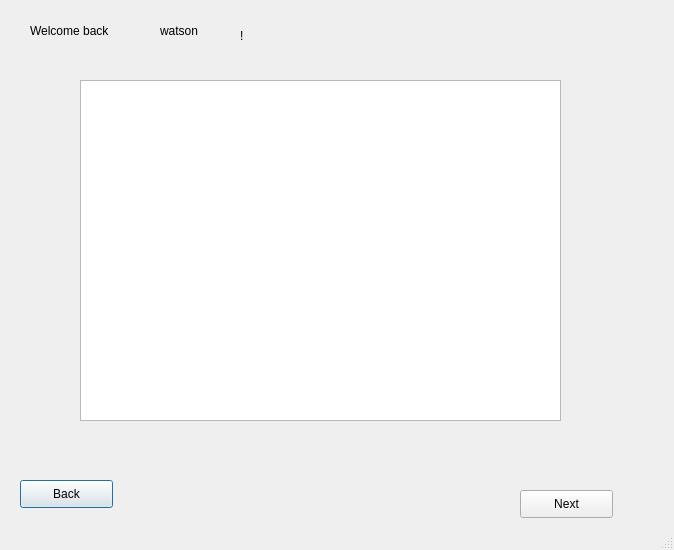
samaralrubaye/pythonProject1, file view/casesList.ui: the form before one commit.
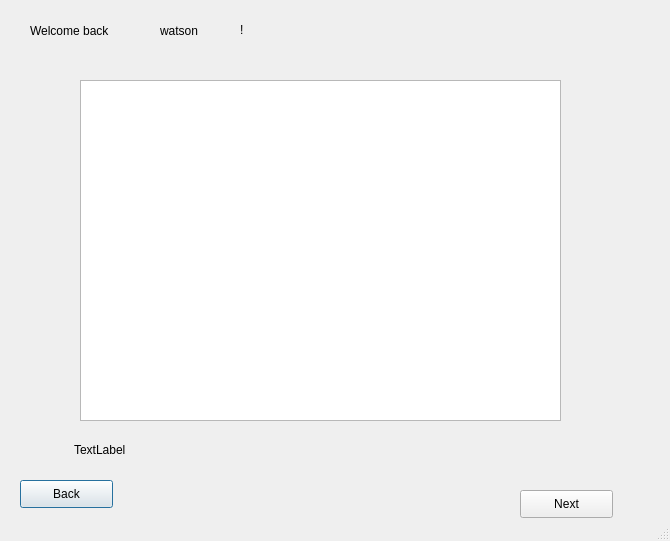
The form after the commit.

Diff of the .ui file:
```diff
--- a/view/casesList.ui
+++ b/view/casesList.ui
@@ -6,8 +6,8 @@
    <rect>
     <x>0</x>
     <y>0</y>
-    <width>674</width>
-    <height>550</height>
+    <width>670</width>
+    <height>541</height>
    </rect>
   </property>
   <property name="windowTitle">
@@ -86,14 +86,27 @@
     <rect>
      <x>240</x>
      <y>20</y>
-     <width>55</width>
-     <height>31</height>
+     <width>20</width>
+     <height>20</height>
     </rect>
    </property>
    <property name="text">
     <string>!</string>
    </property>
   </widget>
+  <widget class="QLabel" name="label_errormsg">
+   <property name="geometry">
+    <rect>
+     <x>74</x>
+     <y>440</y>
+     <width>411</width>
+     <height>20</height>
+    </rect>
+   </property>
+   <property name="text">
+    <string>TextLabel</string>
+   </property>
+  </widget>
  </widget>
  <resources/>
  <connections/>
```
